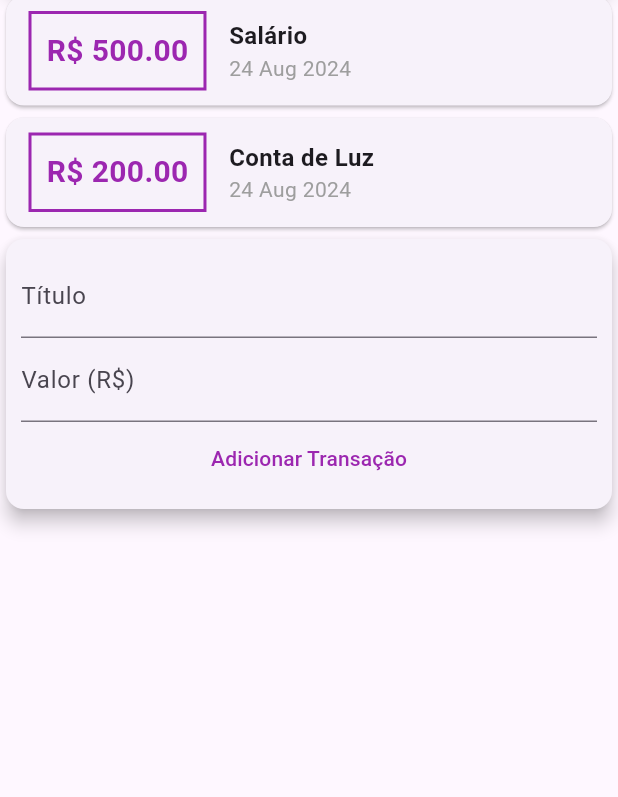
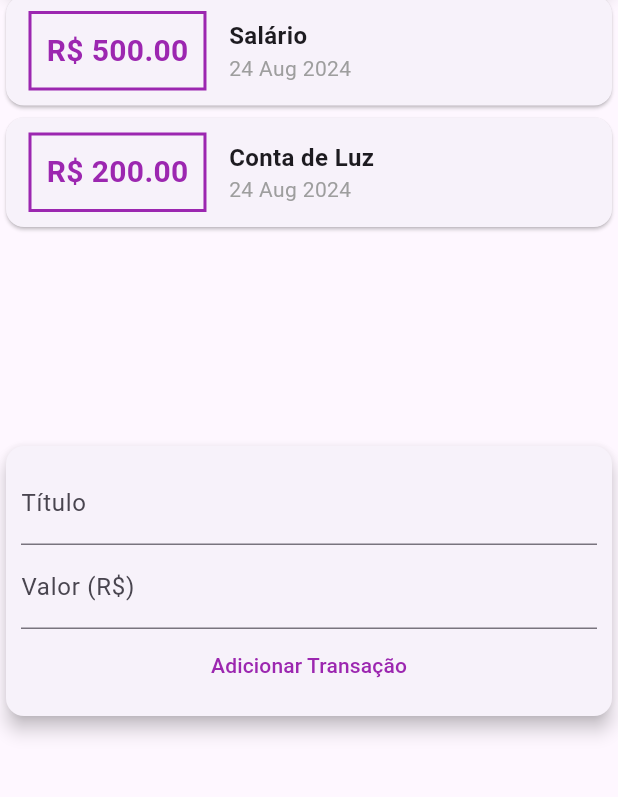
Before and after one commit to jonatasvenancio167/expense_app, a Flutter app: the screen it shows after launch, on a phone screen of 412 x 824 dp, the part 136-933 px from its top. Run offline on Flutter 3.47's test engine with Material 3 defaults, Android fonts, the phone set to English and light mode, and no system bars.

Commit message:
remove map and add list view to show list

```diff
--- a/lib/components/transaction_list.dart
+++ b/lib/components/transaction_list.dart
@@ -8,8 +8,12 @@ class TransactionList extends StatelessWidget {
   const TransactionList(this.transactions, {super.key});
 
   Widget build(BuildContext context) {
-    return Column(
-      children: transactions.map((tr) {
+    return Container(
+      height: 300,
+      child: ListView.builder(
+        itemCount: transactions.length,
+        itemBuilder: (context, index) {
+          final tr = transactions[index];
           return Card(
             child: Row(
               children: <Widget>[
@@ -53,7 +57,8 @@ class TransactionList extends StatelessWidget {
               ],
             ),
           );
-      }).toList(),
+        },
+      ),
     );
   }
 }
```
Lines whose indentation alone changed are shown as unchanged.
